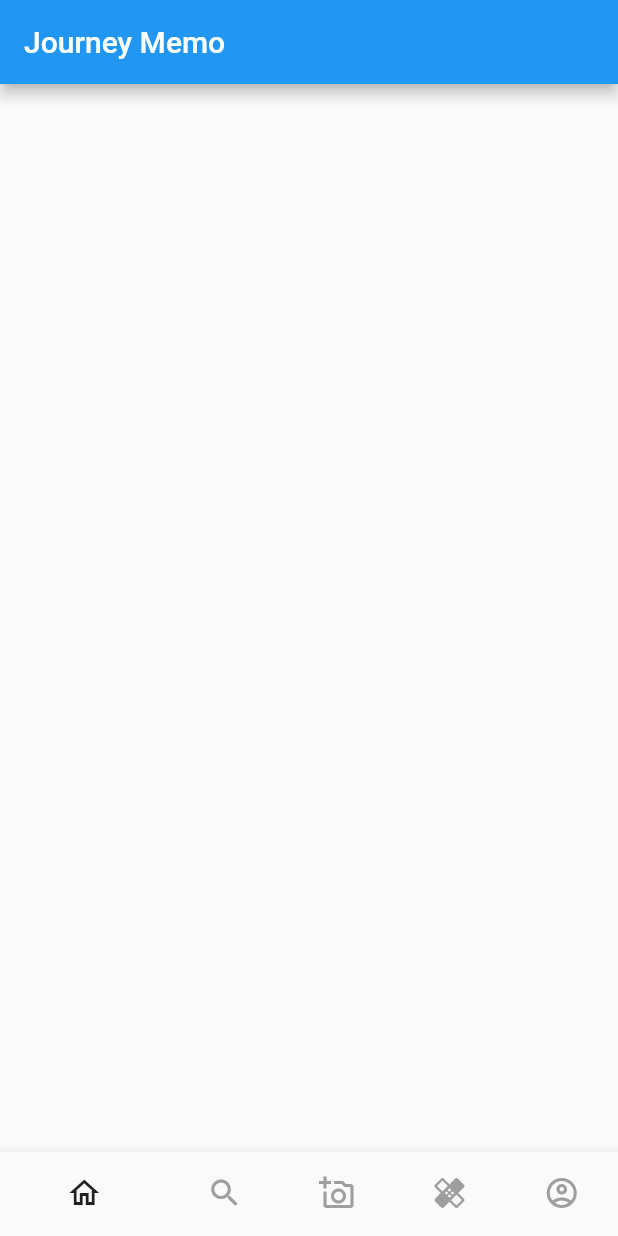
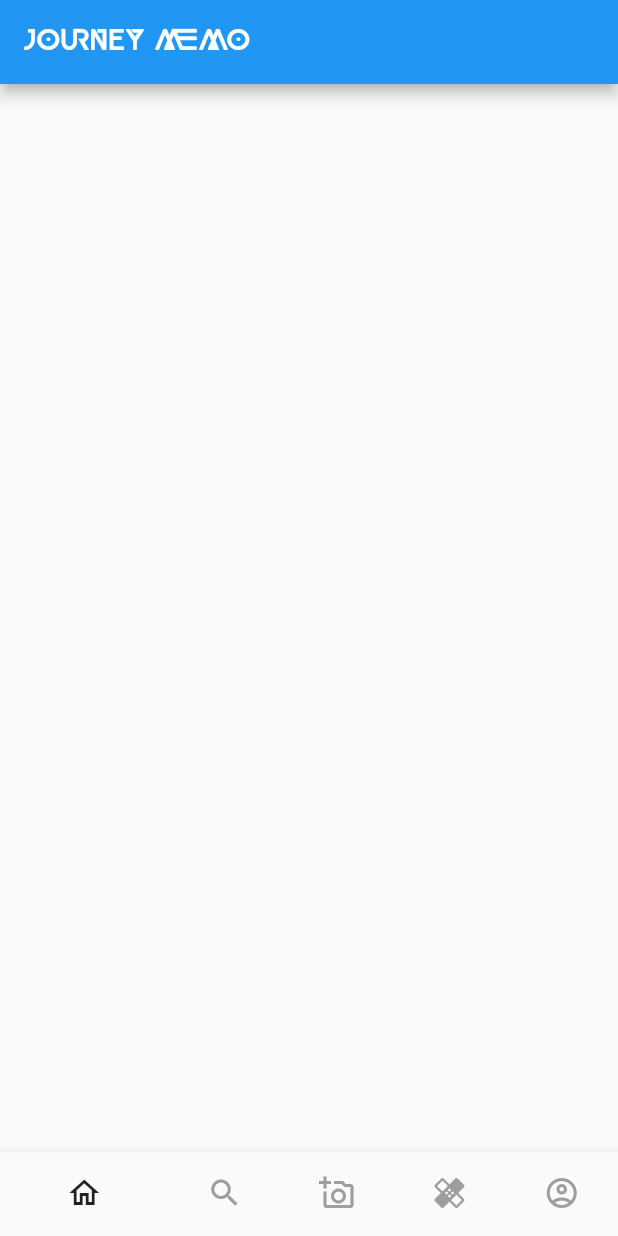
Before and after one commit to Su-minn/journey_memo, a Flutter app: the screen it shows after launch, on a phone screen of 412 x 824 dp. Run offline on Flutter 3.47's test engine with Material 2 defaults, Android fonts, the phone set to English and light mode, and no system bars.

Commit message:
change AppBar font (Roblox)

```diff
--- a/journey_memo_jussuit/lib/feed_screen.dart
+++ b/journey_memo_jussuit/lib/feed_screen.dart
@@ -9,6 +9,7 @@ class FeedScreen extends StatelessWidget {
       appBar: AppBar(
         title: Text(
           'Journey Memo',
+          style: TextStyle(fontFamily: 'Roblox'),
         ),
       ),
     );
```
